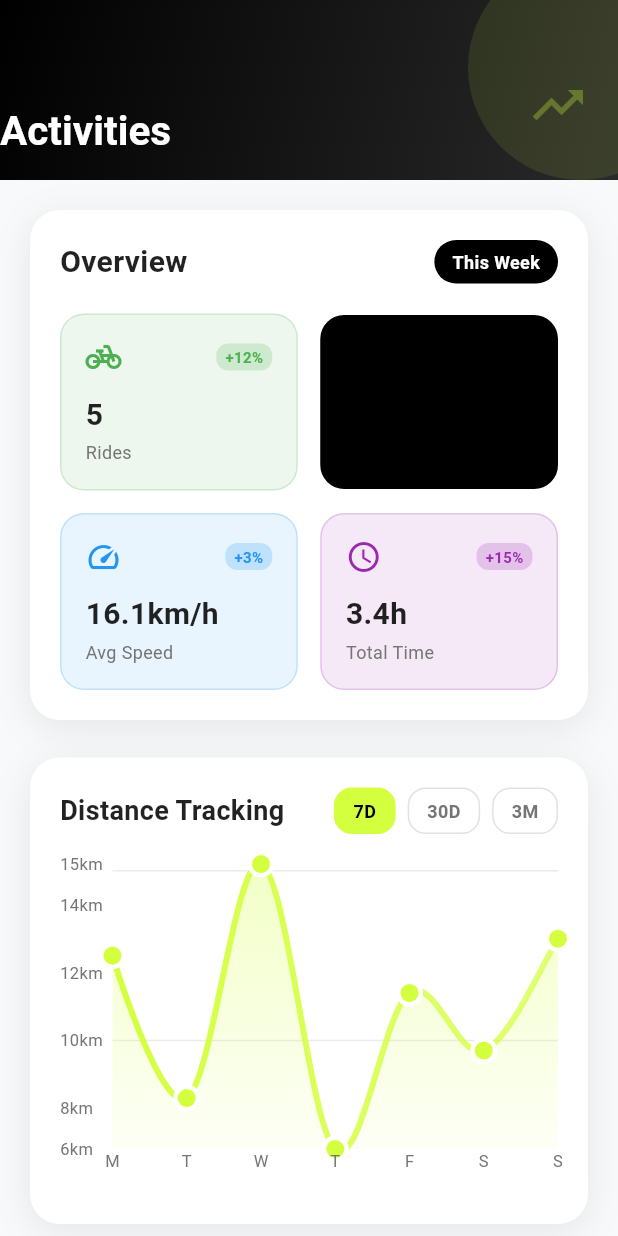
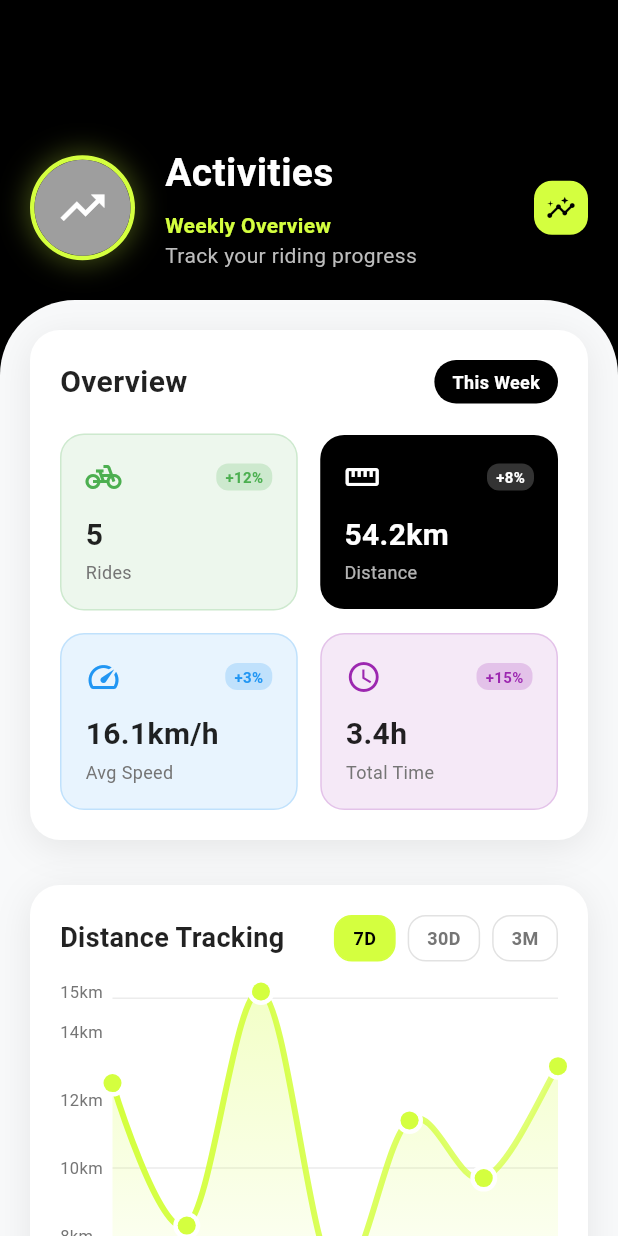
Before and after one commit to LasinduDeshan/E-Bike_Application, a Flutter app: the ActivitiesScreen screen opened directly, on a phone screen of 412 x 824 dp. Run offline on Flutter 3.47's test engine with Material 3 defaults, Android fonts, the phone set to English and light mode, and no system bars; drawn by our look-alikes of fl_chart; our stand-ins replace flutter_map, latlong2.

Commit message:
modify activity screen and map

```diff
--- /dev/null
+++ b/lib/core/theme/bike_marker_colors.dart
@@ -0,0 +1,23 @@
+import 'package:flutter/material.dart';
+
+/// Centralized color configuration for bike markers/indicators on maps.
+///
+/// Update the colors below to change marker icon and border colors
+/// across the app in one place.
+class BikeMarkerColors {
+  /// Color for bikes with high battery level
+  static const Color highBatteryColor = Color(0xFFD4FF3F); // lime
+
+  /// Color for bikes with medium battery level
+  static const Color mediumBatteryColor = Color(0xFFFF9800); // orange
+
+  /// Color for bikes with low battery level
+  static const Color lowBatteryColor = Color(0xFFF44336); // red
+
+  /// Returns a color based on battery percentage thresholds.
+  static Color colorForBattery(int batteryPercentage) {
+    if (batteryPercentage >= 70) return highBatteryColor;
+    if (batteryPercentage >= 40) return mediumBatteryColor;
+    return lowBatteryColor;
+  }
+}
--- a/lib/features/activities/screens/activities_screen.dart
+++ b/lib/features/activities/screens/activities_screen.dart
@@ -3,7 +3,7 @@ import 'package:fl_chart/fl_chart.dart';
 import 'package:intl/intl.dart';
 import '../../../data/models/ride_history.dart';
 
-/// Modern Activities Screen with Creative Design
+/// Activities Screen with Profile Screen UI Design & Colors
 class ActivitiesScreen extends StatefulWidget {
   const ActivitiesScreen({Key? key}) : super(key: key);
 
@@ -13,7 +13,7 @@ class ActivitiesScreen extends StatefulWidget {
 
 class _ActivitiesScreenState extends State<ActivitiesScreen> with TickerProviderStateMixin {
   late AnimationController _animationController;
-  late Animation<double> _slideAnimation;
+  late Animation<double> _fadeAnimation;
   String _selectedPeriod = '7D';
 
   // Mock data - replace with Firebase data
@@ -84,11 +84,11 @@ class _ActivitiesScreenState extends State<ActivitiesScreen> with TickerProvider
   void initState() {
     super.initState();
     _animationController = AnimationController(
-      duration: const Duration(milliseconds: 1000),
+      duration: const Duration(milliseconds: 800),
       vsync: this,
     );
-    _slideAnimation = Tween<double>(begin: 0.0, end: 1.0).animate(
-      CurvedAnimation(parent: _animationController, curve: Curves.easeOutCubic),
+    _fadeAnimation = Tween<double>(begin: 0.0, end: 1.0).animate(
+      CurvedAnimation(parent: _animationController, curve: Curves.easeInOut),
     );
     _animationController.forward();
   }
@@ -102,28 +102,32 @@ class _ActivitiesScreenState extends State<ActivitiesScreen> with TickerProvider
   @override
   Widget build(BuildContext context) {
     return Scaffold(
-      backgroundColor: const Color(0xFFF8F9FA),
-      body: AnimatedBuilder(
-        animation: _slideAnimation,
-        builder: (context, child) {
-          return Transform.translate(
-            offset: Offset(0, 50 * (1 - _slideAnimation.value)),
-            child: Opacity(
-              opacity: _slideAnimation.value,
+      backgroundColor: Colors.black, // Profile screen background
+      body: FadeTransition(
+        opacity: _fadeAnimation,
         child: CustomScrollView(
           slivers: [
             _buildSliverAppBar(),
             SliverToBoxAdapter(
+              child: Container(
+                decoration: BoxDecoration(
+                  color: const Color(0xFFF8F9FA), // Profile screen content background
+                  borderRadius: BorderRadius.only(
+                    topLeft: Radius.circular(50),
+                    topRight: Radius.circular(50),
+                  ),
+                ),
                 child: Padding(
                   padding: const EdgeInsets.all(20),
                   child: Column(
                     children: [
                       _buildOverviewCards(),
-                          const SizedBox(height: 25),
+                      const SizedBox(height: 30),
                       _buildChartSection(),
-                          const SizedBox(height: 25),
+                      const SizedBox(height: 30),
                       _buildRecentRides(),
                     ],
+                  ),
                 ),
               ),
             ),
@@ -131,27 +135,16 @@ class _ActivitiesScreenState extends State<ActivitiesScreen> with TickerProvider
         ),
       ),
     );
-        },
-      ),
-    );
   }
 
   Widget _buildSliverAppBar() {
     return SliverAppBar(
-      expandedHeight: 120,
+      expandedHeight: 200,
       floating: false,
       pinned: true,
       backgroundColor: Colors.black,
       automaticallyImplyLeading: false,
       flexibleSpace: FlexibleSpaceBar(
-        title: const Text(
-          'Activities',
-          style: TextStyle(
-            fontSize: 18,
-            fontWeight: FontWeight.bold,
-            color: Colors.white,
-          ),
-        ),
         background: Container(
           decoration: const BoxDecoration(
             gradient: LinearGradient(
@@ -159,34 +152,97 @@ class _ActivitiesScreenState extends State<ActivitiesScreen> with TickerProvider
               end: Alignment.bottomRight,
               colors: [
                 Colors.black,
-                Color(0xFF2A2A2A),
+                Color.fromARGB(255, 0, 0, 0),
               ],
             ),
           ),
-          child: Stack(
+          child: SafeArea(
+            child: Padding(
+              padding: const EdgeInsets.all(20),
+              child: Column(
+                mainAxisAlignment: MainAxisAlignment.end,
                 children: [
-              Positioned(
-                right: -50,
-                top: -30,
+                  Row(
+                    children: [
+                      Hero(
+                        tag: 'activities_avatar',
                         child: Container(
-                  width: 150,
-                  height: 150,
+                          width: 70,
+                          height: 70,
                           decoration: BoxDecoration(
-                    color: const Color(0xFFD4FF3F).withOpacity(0.1),
                             shape: BoxShape.circle,
+                            border: Border.all(
+                              color: const Color(0xFFD4FF3F),
+                              width: 3,
+                            ),
+                            boxShadow: [
+                              BoxShadow(
+                                color: const Color(0xFFD4FF3F).withOpacity(0.3),
+                                blurRadius: 15,
+                                spreadRadius: 2,
+                              ),
+                            ],
+                          ),
+                          child: const CircleAvatar(
+                            radius: 32,
+                            backgroundColor: Colors.grey,
+                            child: Icon(
+                              Icons.trending_up,
+                              size: 35,
+                              color: Colors.white,
                             ),
                           ),
                         ),
-              Positioned(
-                right: 20,
-                top: 50,
-                child: Icon(
-                  Icons.trending_up,
-                  size: 40,
-                  color: const Color(0xFFD4FF3F).withOpacity(0.3),
+                      ),
+                      const SizedBox(width: 20),
+                      Expanded(
+                        child: Column(
+                          crossAxisAlignment: CrossAxisAlignment.start,
+                          children: [
+                            const Text(
+                              'Activities',
+                              style: TextStyle(
+                                fontSize: 26,
+                                fontWeight: FontWeight.bold,
+                                color: Colors.white,
+                              ),
+                            ),
+                            const SizedBox(height: 6),
+                            Text(
+                              'Weekly Overview',
+                              style: TextStyle(
+                                fontSize: 14,
+                                color: const Color(0xFFD4FF3F),
+                                fontWeight: FontWeight.w600,
+                              ),
+                            ),
+                            Text(
+                              'Track your riding progress',
+                              style: TextStyle(
+                                fontSize: 14,
+                                color: Colors.grey[400],
                               ),
                             ),
                           ],
+                        ),
+                      ),
+                      Container(
+                        padding: const EdgeInsets.all(8),
+                        decoration: BoxDecoration(
+                          color: const Color(0xFFD4FF3F),
+                          borderRadius: BorderRadius.circular(12),
+                        ),
+                        child: const Icon(
+                          Icons.insights,
+                          color: Colors.black,
+                          size: 20,
+                        ),
+                      ),
+                    ],
+                  ),
+                ],
+              ),
+            ),
           ),
         ),
       ),
@@ -320,13 +376,13 @@ class _ActivitiesScreenState extends State<ActivitiesScreen> with TickerProvider
             children: [
               Icon(
                 icon,
-                color: isPrimary ? Colors.black : color,
+                color: isPrimary ? Colors.white : color,
                 size: 24,
               ),
               Container(
                 padding: const EdgeInsets.symmetric(horizontal: 6, vertical: 2),
                 decoration: BoxDecoration(
-                  color: isPrimary ? Colors.black.withOpacity(0.1) : color.withOpacity(0.2),
+                  color: isPrimary ? Colors.white.withOpacity(0.2) : color.withOpacity(0.2),
                   borderRadius: BorderRadius.circular(8),
                 ),
                 child: Text(
@@ -334,7 +390,7 @@ class _ActivitiesScreenState extends State<ActivitiesScreen> with TickerProvider
                   style: TextStyle(
                     fontSize: 10,
                     fontWeight: FontWeight.bold,
-                    color: isPrimary ? Colors.black : color,
+                    color: isPrimary ? Colors.white : color,
                   ),
                 ),
               ),
@@ -346,7 +402,7 @@ class _ActivitiesScreenState extends State<ActivitiesScreen> with TickerProvider
             style: TextStyle(
               fontSize: 20,
               fontWeight: FontWeight.bold,
-              color: isPrimary ? Colors.black : Colors.black87,
+              color: isPrimary ? Colors.white : Colors.black87,
             ),
           ),
           const SizedBox(height: 2),
@@ -354,7 +410,7 @@ class _ActivitiesScreenState extends State<ActivitiesScreen> with TickerProvider
             label,
             style: TextStyle(
               fontSize: 12,
-              color: isPrimary ? Colors.black54 : Colors.grey[600],
+              color: isPrimary ? Colors.white70 : Colors.grey[600],
             ),
           ),
         ],
--- a/lib/features/common/widgets/custom_bottom_nav_bar.dart
+++ b/lib/features/common/widgets/custom_bottom_nav_bar.dart
@@ -13,7 +13,7 @@ class CustomBottomNavBar extends StatelessWidget {
     required this.onTap,
     this.accentColor = const Color(0xFFD4FF3F),
     this.borderRadius = const BorderRadius.only(
-      topLeft: Radius.circular(56),
+      topLeft: Radius.circular(86),
       topRight: Radius.circular(56),
     ),
   }) : super(key: key);
--- a/lib/features/common/widgets/map_preview_widget.dart
+++ b/lib/features/common/widgets/map_preview_widget.dart
@@ -1,6 +1,7 @@
 import 'package:flutter/material.dart';
 import 'package:flutter_map/flutter_map.dart';
 import 'package:latlong2/latlong.dart';
+import '../../../core/theme/bike_marker_colors.dart';
 
 /// A small rounded map preview widget using OpenStreetMap.
 /// [lat] and [lon] are required. If null, shows a placeholder.
@@ -24,7 +25,7 @@ class MapPreviewWidget extends StatelessWidget {
       return Container(
         height: height,
         decoration: BoxDecoration(
-          color: Color.fromARGB(255, 111, 111, 111),
+          color: Color.fromARGB(255, 218, 218, 218),
           borderRadius: BorderRadius.circular(borderRadius),
         ),
         child: const Center(child: Icon(Icons.map, size: 32, color: Colors.grey)),
@@ -51,7 +52,11 @@ class MapPreviewWidget extends StatelessWidget {
                   width: 40.0,
                   height: 40.0,
                   point: LatLng(lat!, lon!),
-                  child: const Icon(Icons.pedal_bike, color: Colors.green, size: 32),
+                  child: Icon(
+                    Icons.pedal_bike,
+                    color: BikeMarkerColors.highBatteryColor,
+                    size: 32,
+                  ),
                 ),
               ],
             ),
--- a/lib/features/home/screens/home_screen.dart
+++ b/lib/features/home/screens/home_screen.dart
@@ -176,7 +176,7 @@ class _HomeScreenState extends State<HomeScreen> {
             ),
           ),
           const SizedBox(width: 16),
-          // Notifications and time
+          // Notifications (removed date/time)
           Column(
             crossAxisAlignment: CrossAxisAlignment.end,
             children: [
@@ -208,7 +208,32 @@ class _HomeScreenState extends State<HomeScreen> {
                   ),
                 ],
               ),
-              const SizedBox(height: 8),
+            ],
+          ),
+        ],
+      ),
+    );
+  }
+
+  Widget _buildBikeHeader() {
+    return Column(
+      crossAxisAlignment: CrossAxisAlignment.start,
+      children: [
+        Row(
+          children: [
+            Expanded(
+              child: Text(
+                'E-Bike1',
+                style: const TextStyle(
+                  fontSize: 28,
+                  fontWeight: FontWeight.bold,
+                ),
+                overflow: TextOverflow.ellipsis,
+              ),
+            ),
+            Column(
+              crossAxisAlignment: CrossAxisAlignment.end,
+              children: [
                 Text(
                   DateFormat('EEE dd MMM').format(_currentTime),
                   style: const TextStyle(
@@ -226,20 +251,6 @@ class _HomeScreenState extends State<HomeScreen> {
               ],
             ),
           ],
-      ),
-    );
-  }
-
-  Widget _buildBikeHeader() {
-    return Column(
-      crossAxisAlignment: CrossAxisAlignment.start,
-      children: [
-        const Text(
-          'E-Bike1',
-          style: TextStyle(
-            fontSize: 28,
-            fontWeight: FontWeight.bold,
-          ),
         ),
         Text(
           '#EB123456',
--- a/lib/features/map/screens/map_screen.dart
+++ b/lib/features/map/screens/map_screen.dart
@@ -48,6 +48,17 @@ class _MapScreenState extends State<MapScreen> with TickerProviderStateMixin {
   String _selectedFilter = 'All';
   String _mapStyle = 'default';
   bool _showTraffic = false;
+
+  // Marker color scheme (edit here to change indicator colors)
+  static const Color _markerHighBattery = Color.fromARGB(255, 19, 98, 254); // bright green
+  static const Color _markerMediumBattery = Color(0xFFFFD740); // amber
+  static const Color _markerLowBattery = Color(0xFFFF5252); // red
+
+  Color _getBatteryColor(int battery) {
+    if (battery >= 70) return _markerHighBattery;
+    if (battery >= 40) return _markerMediumBattery;
+    return _markerLowBattery;
+  }
 
   // Mock data - replace with your actual data source
   final List<Bike> _availableBikes = [
@@ -576,7 +587,8 @@ class _MapScreenState extends State<MapScreen> with TickerProviderStateMixin {
                         Container(
                           padding: const EdgeInsets.all(12),
                           decoration: BoxDecoration(
-                            color: _getBatteryColor(_selectedBike!.battery).withOpacity(0.1),
+                            color: _getBatteryColor(_selectedBike!.battery)
+                                .withOpacity(0.1),
                             borderRadius: BorderRadius.circular(12),
                           ),
                           child: Icon(
@@ -624,7 +636,7 @@ class _MapScreenState extends State<MapScreen> with TickerProviderStateMixin {
                             icon: Icons.battery_full,
                             label: 'Battery',
                             value: '${_selectedBike!.battery}%',
-                            color: _getBatteryColor(_selectedBike!.battery),
+                             color: _getBatteryColor(_selectedBike!.battery),
                           ),
                         ),
                         Expanded(
@@ -670,7 +682,7 @@ class _MapScreenState extends State<MapScreen> with TickerProviderStateMixin {
                             label: const Text('Unlock'),
                             style: ElevatedButton.styleFrom(
                               backgroundColor: const Color.fromARGB(255, 255, 255, 255),
-                              foregroundColor: Colors.white,
+                              foregroundColor: Colors.black,
                               padding: const EdgeInsets.symmetric(vertical: 12),
                             ),
                           ),
@@ -716,11 +728,7 @@ class _MapScreenState extends State<MapScreen> with TickerProviderStateMixin {
     );
   }
 
-  Color _getBatteryColor(int battery) {
-    if (battery >= 70) return const Color(0xFFD4FF3F);
-    if (battery >= 40) return const Color(0xFFFF9800);
-    return const Color(0xFFF44336);
-  }
+  // Colors moved to BikeMarkerColors for centralized configuration.
 
   void _centerOnUserLocation() {
     _mapController.move(LatLng(6.9271, 79.8612), 16.0);
@@ -796,7 +804,7 @@ class _MapScreenState extends State<MapScreen> with TickerProviderStateMixin {
                       ScaffoldMessenger.of(context).showSnackBar(
                         SnackBar(
                           content: Text('🚲 ${bike.bikeNumber} unlocked! Enjoy your ride!'),
-                          backgroundColor: const Color(0xFFD4FF3F),
+                          backgroundColor: const Color.fromARGB(255, 0, 0, 0),
                           behavior: SnackBarBehavior.floating,
                         ),
                       );
```
Also changed, not shown: lib/features/common/widgets/avatar_widget.dart (line endings or trailing spaces). Lines whose indentation alone changed are shown as unchanged.
